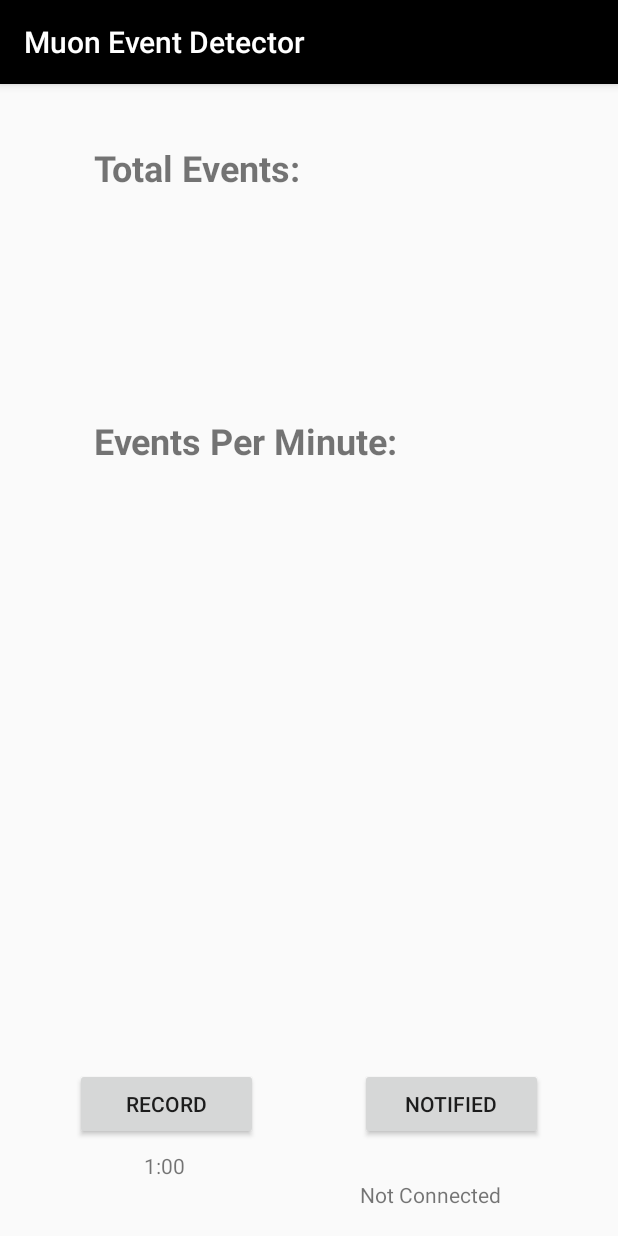
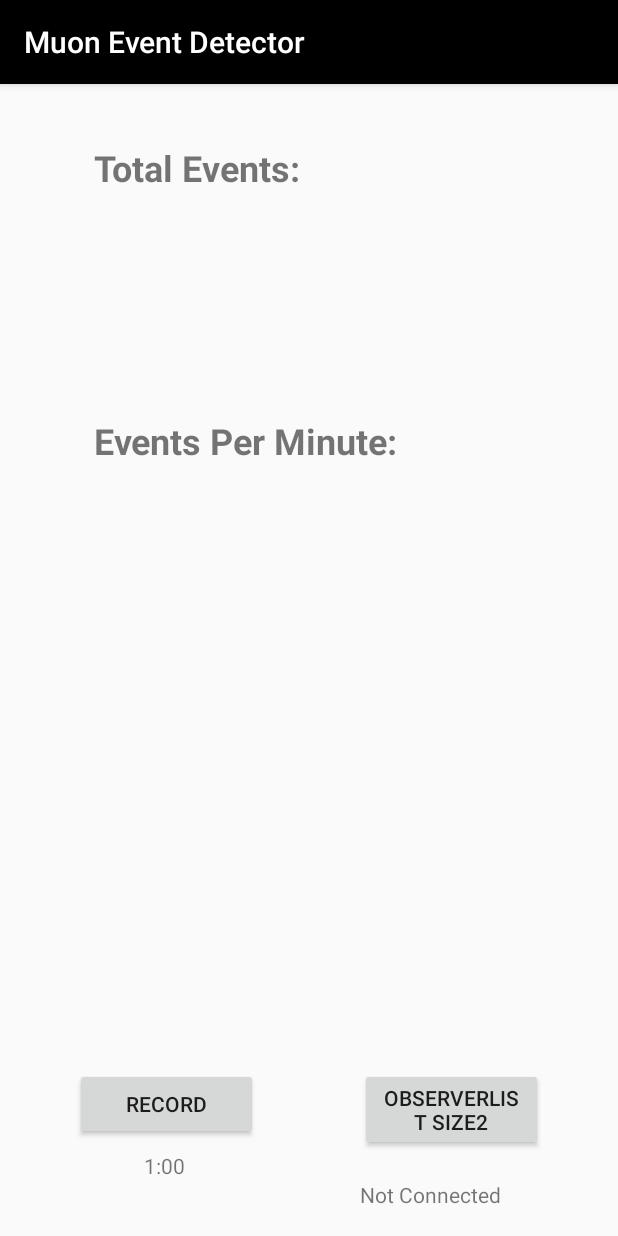
Before and after one commit to q-omar/muonDetector, an Android app: the RecorderScreen screen opened directly, with no data from a screen before it, after a tap on "SUMMARY", on a phone screen of 412 x 824 dp. Run offline under Robolectric (Android 15) with nearby library versions, the phone set to English and light mode, and no system bars; libraries missing offline, so code that uses them is left out: com.ftdi.j2xx; 4 statements that could not run were skipped.

Commit message:
Add files via upload

```diff
--- a/assignment3/androidsource/MuonDetector/app/src/main/java/com/example/omarqureshi/muondetector/Processor.java
+++ b/assignment3/androidsource/MuonDetector/app/src/main/java/com/example/omarqureshi/muondetector/Processor.java
@@ -10,7 +10,7 @@ import java.util.concurrent.TimeUnit;
 import java.util.Scanner;
 
 public class Processor {
-	private List<Observer> observersList = new ArrayList<Observer>();
+	public List<Observer> observersList = new ArrayList<Observer>(); //made this public for now just wanted to check if list is being added
 	private UsbDeviceInterface usb;
 	private Date startTime;
 	private Date stopTime;
--- a/assignment3/androidsource/MuonDetector/app/src/main/java/com/example/omarqureshi/muondetector/RecorderScreen.java
+++ b/assignment3/androidsource/MuonDetector/app/src/main/java/com/example/omarqureshi/muondetector/RecorderScreen.java
@@ -38,6 +38,7 @@ public class RecorderScreen extends AppCompatActivity implements Observer{
 
         processor = new Processor(this);
         processor.addObserver(this);
+        processor.addObserver(this); //wanted to check if observer list gets increased
 
         setContentView(R.layout.activity_recorder_screen);
         setTitle("Muon Event Detector");
@@ -178,7 +179,10 @@ public class RecorderScreen extends AppCompatActivity implements Observer{
     }
     @Override
     public void update(){
-        clearButton.setText("Notified");
+        int length = processor.observersList.size();
+        String length1 = Integer.toString(length);
+
+        clearButton.setText("Observerlist size"+length1);//wanted to check if observerlist gets increased
 
         //do something with the update notification
 
```
